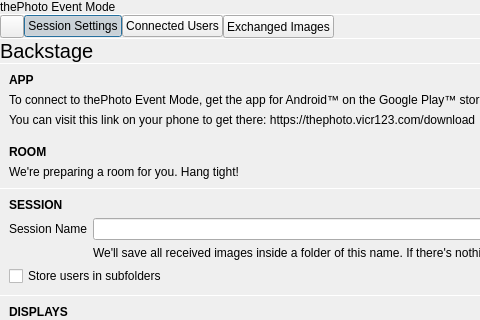
Before: the Qt Designer form event/eventmodesettings.ui in theCheeseboard/thephoto, drawn with Qt 5; both pictures show x 0 to 480 and y 0 to 320 of the 1090 by 831 pixel window.
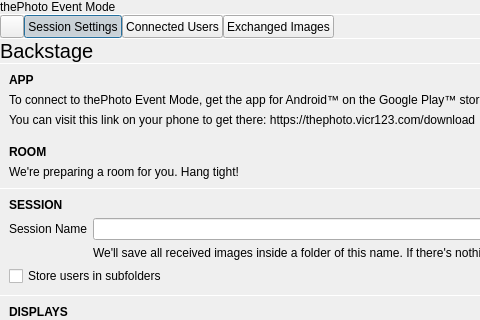
After: the same form once the commit is applied. Icons and pictures are not drawn. Custom widgets are drawn as their Qt base class.

What changed in the file:
```diff
--- a/event/eventmodesettings.ui
+++ b/event/eventmodesettings.ui
@@ -94,6 +94,12 @@
       </item>
       <item>
        <widget class="QPushButton" name="sessionSettingsButton">
+        <property name="sizePolicy">
+         <sizepolicy hsizetype="Minimum" vsizetype="Preferred">
+          <horstretch>0</horstretch>
+          <verstretch>0</verstretch>
+         </sizepolicy>
+        </property>
         <property name="text">
          <string>Session Settings</string>
         </property>
@@ -114,6 +120,12 @@
       </item>
       <item>
        <widget class="QPushButton" name="connectedUsersButton">
+        <property name="sizePolicy">
+         <sizepolicy hsizetype="Minimum" vsizetype="Preferred">
+          <horstretch>0</horstretch>
+          <verstretch>0</verstretch>
+         </sizepolicy>
+        </property>
         <property name="text">
          <string>Connected Users</string>
         </property>
```
